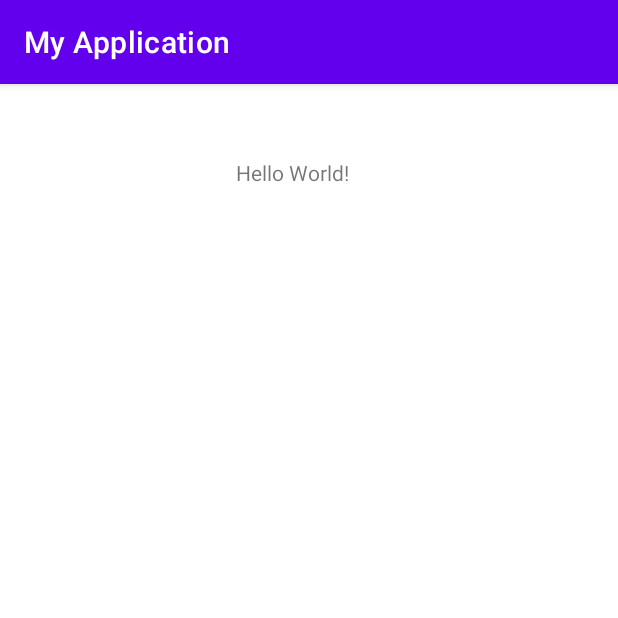
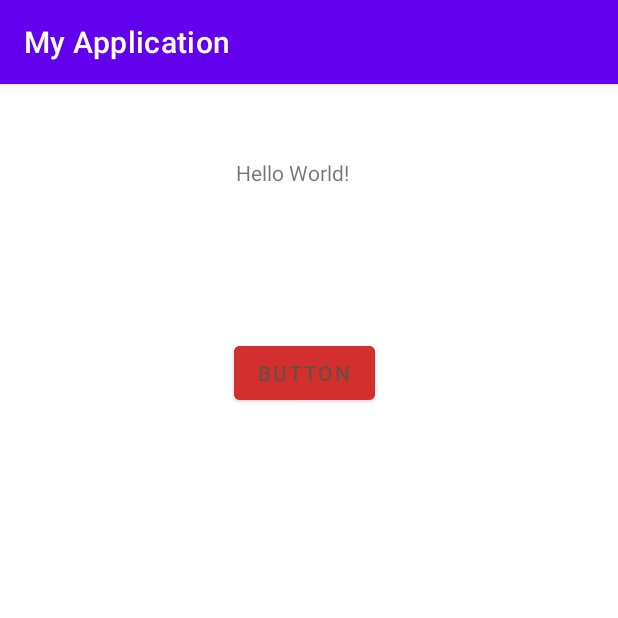
Before and after one commit to pavlentytest/toc_share_project, an Android app: the screen it shows after launch (MainActivity), on a phone screen of 412 x 824 dp, the top half of it. Run offline under Robolectric (Android 15) with nearby library versions, the phone set to English and light mode, and no system bars.

Commit message:
Добавил красную кнопку

```diff
--- a/app/src/main/res/layout/activity_main.xml
+++ b/app/src/main/res/layout/activity_main.xml
@@ -4,6 +4,7 @@
     xmlns:tools="http://schemas.android.com/tools"
     android:layout_width="match_parent"
     android:layout_height="match_parent"
+    android:backgroundTint="#C2185B"
     tools:context=".MainActivity">
 
     <TextView
@@ -18,4 +19,16 @@
         app:layout_constraintTop_toTopOf="parent"
         app:layout_constraintVertical_bias="0.066" />
 
+    <Button
+        android:id="@+id/button"
+        android:layout_width="wrap_content"
+        android:layout_height="wrap_content"
+        android:layout_marginStart="156dp"
+        android:layout_marginTop="100dp"
+        android:backgroundTint="#D32F2F"
+        android:text="Button"
+        android:textColor="#6D4C41"
+        app:layout_constraintStart_toStartOf="parent"
+        app:layout_constraintTop_toBottomOf="@+id/textView2" />
+
 </androidx.constraintlayout.widget.ConstraintLayout>
```
